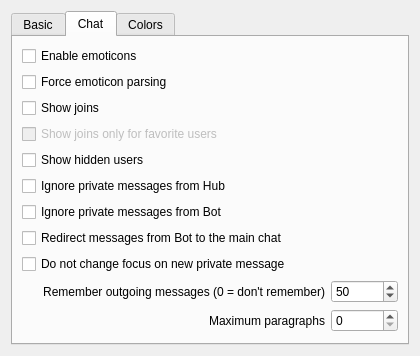
Before: the Qt Designer form eiskaltdcpp/ui/UISettingsGUI.ui in eiskaltdcpp/eiskaltdcpp, drawn with Qt 5.
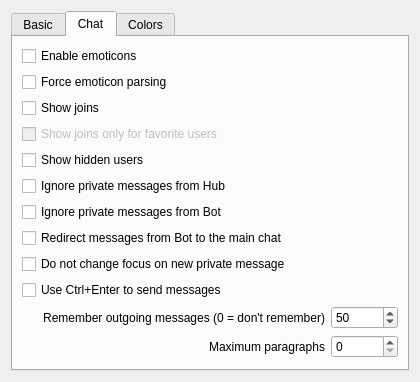
After: the same form once the commit is applied. The open tabs and pages were chosen to show the change.

What changed in the file:
```diff
--- a/eiskaltdcpp/ui/UISettingsGUI.ui
+++ b/eiskaltdcpp/ui/UISettingsGUI.ui
@@ -7,7 +7,7 @@
     <x>0</x>
     <y>0</y>
     <width>420</width>
-    <height>346</height>
+    <height>368</height>
    </rect>
   </property>
   <property name="windowTitle">
@@ -222,6 +222,16 @@
          </property>
         </widget>
        </item>
+       <item>
+        <widget class="QCheckBox" name="checkBox_USE_CTRL_ENTER">
+         <property name="text">
+          <string>Use Ctrl+Enter to send messages</string>
+         </property>
+         <property name="autoExclusive">
+          <bool>false</bool>
+         </property>
+        </widget>
+       </item>
        <item>
         <layout class="QGridLayout" name="gridLayout_2">
          <item row="0" column="0">
```
